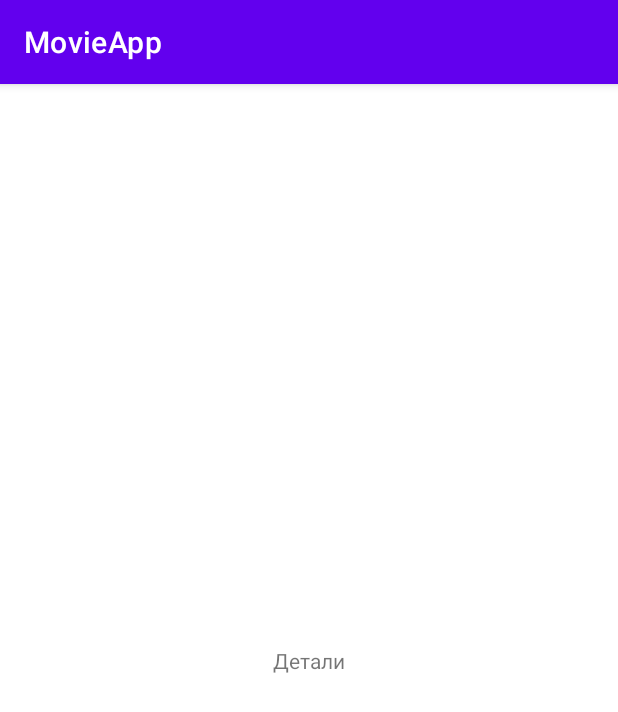
After one commit to akerimtay/movie-app-android, an Android app: the DetailsFragment screen opened through its navigation route, on a phone screen of 412 x 824 dp. The commit adds this screen. Shown: the top 712 px of the screen. Run offline under Robolectric (Android 15) with nearby library versions, the phone set to English and light mode, and no system bars; our stand-ins replace data binding; 1 statement that could not run was skipped.

Commit message:
added: navigation component and fragments(home, details)

```diff
--- a/app/build.gradle
+++ b/app/build.gradle
@@ -3,6 +3,7 @@ plugins {
     id 'kotlin-android'
     id 'kotlin-kapt'
     id 'kotlin-android-extensions'
+    id 'androidx.navigation.safeargs'
 }
 
 android {
@@ -98,4 +99,9 @@ dependencies {
 
     //Timber
     implementation 'com.jakewharton.timber:timber:4.7.1'
+
+    //Navigation
+    def navigation_version = "2.3.2"
+    implementation "androidx.navigation:navigation-fragment-ktx:$navigation_version"
+    implementation "androidx.navigation:navigation-ui-ktx:$navigation_version"
 }
--- /dev/null
+++ b/app/src/main/java/com/akerimtay/movieapp/ui/details/DetailsFragment.kt
@@ -0,0 +1,24 @@
+package com.akerimtay.movieapp.ui.details
+
+import android.os.Bundle
+import android.view.LayoutInflater
+import android.view.View
+import android.view.ViewGroup
+import androidx.databinding.DataBindingUtil
+import androidx.fragment.app.Fragment
+import com.akerimtay.movieapp.R
+import com.akerimtay.movieapp.databinding.FragmentDetailsBinding
+
+class DetailsFragment : Fragment() {
+    private lateinit var binding: FragmentDetailsBinding
+
+    override fun onCreateView(
+        inflater: LayoutInflater,
+        container: ViewGroup?,
+        savedInstanceState: Bundle?
+    ): View {
+        binding = DataBindingUtil.inflate(inflater, R.layout.fragment_details, container, false)
+        binding.lifecycleOwner = viewLifecycleOwner
+        return binding.root
+    }
+}
--- /dev/null
+++ b/app/src/main/java/com/akerimtay/movieapp/ui/home/HomeFragment.kt
@@ -0,0 +1,31 @@
+package com.akerimtay.movieapp.ui.home
+
+import android.os.Bundle
+import android.view.LayoutInflater
+import android.view.View
+import android.view.ViewGroup
+import androidx.databinding.DataBindingUtil
+import androidx.fragment.app.Fragment
+import com.akerimtay.movieapp.R
+import com.akerimtay.movieapp.databinding.FragmentHomeBinding
+import org.koin.androidx.viewmodel.ext.android.viewModel
+
+class HomeFragment : Fragment() {
+    private lateinit var binding: FragmentHomeBinding
+    private val viewModel: HomeViewModel by viewModel()
+
+    override fun onCreateView(
+        inflater: LayoutInflater,
+        container: ViewGroup?,
+        savedInstanceState: Bundle?
+    ): View {
+        binding = DataBindingUtil.inflate(inflater, R.layout.fragment_home, container, false)
+        binding.lifecycleOwner = viewLifecycleOwner
+        return binding.root
+    }
+
+    override fun onViewCreated(view: View, savedInstanceState: Bundle?) {
+        super.onViewCreated(view, savedInstanceState)
+        viewModel.loadData()
+    }
+}
--- a/app/src/main/java/com/akerimtay/movieapp/ui/main/MainActivity.kt
+++ b/app/src/main/java/com/akerimtay/movieapp/ui/main/MainActivity.kt
@@ -3,14 +3,10 @@ package com.akerimtay.movieapp.ui.main
 import android.os.Bundle
 import androidx.appcompat.app.AppCompatActivity
 import com.akerimtay.movieapp.R
-import org.koin.androidx.viewmodel.ext.android.viewModel
 
 class MainActivity : AppCompatActivity() {
-    private val viewModel: MainViewModel by viewModel()
-
     override fun onCreate(savedInstanceState: Bundle?) {
         super.onCreate(savedInstanceState)
         setContentView(R.layout.activity_main)
-        viewModel.getDummyData()
     }
 }
--- a/app/src/main/java/com/akerimtay/movieapp/ui/main/MainViewModel.kt
+++ /dev/null
@@ -1,20 +0,0 @@
-package com.akerimtay.movieapp.ui.main
-
-import androidx.lifecycle.MutableLiveData
-import androidx.lifecycle.ViewModel
-import androidx.lifecycle.viewModelScope
-import com.akerimtay.movieapp.data.BaseResponse
-import com.akerimtay.movieapp.data.repository.MovieRepository
-import com.akerimtay.movieapp.utils.Resource
-import kotlinx.coroutines.launch
-
-class MainViewModel(private val movieRepository: MovieRepository) : ViewModel() {
-    val data = MutableLiveData<Resource<BaseResponse>>()
-
-    fun getDummyData() {
-        viewModelScope.launch {
-            val result = movieRepository.getDummy()
-            data.value = result
-        }
-    }
-}
--- /dev/null
+++ b/app/src/main/res/anim/from_left.xml
@@ -0,0 +1,9 @@
+<?xml version="1.0" encoding="utf-8"?>
+<set xmlns:android="http://schemas.android.com/apk/res/android">
+
+    <translate
+        android:duration="@android:integer/config_longAnimTime"
+        android:fromXDelta="-100%"
+        android:toXDelta="0%" />
+
+</set>
--- /dev/null
+++ b/app/src/main/res/anim/from_right.xml
@@ -0,0 +1,9 @@
+<?xml version="1.0" encoding="utf-8"?>
+<set xmlns:android="http://schemas.android.com/apk/res/android">
+
+    <translate
+        android:duration="@android:integer/config_longAnimTime"
+        android:fromXDelta="100%"
+        android:toXDelta="0%" />
+
+</set>
--- /dev/null
+++ b/app/src/main/res/anim/to_left.xml
@@ -0,0 +1,9 @@
+<?xml version="1.0" encoding="utf-8"?>
+<set xmlns:android="http://schemas.android.com/apk/res/android">
+
+    <translate
+        android:duration="@android:integer/config_longAnimTime"
+        android:fromXDelta="0%"
+        android:toXDelta="-100%" />
+
+</set>
--- /dev/null
+++ b/app/src/main/res/anim/to_right.xml
@@ -0,0 +1,9 @@
+<?xml version="1.0" encoding="utf-8"?>
+<set xmlns:android="http://schemas.android.com/apk/res/android">
+
+    <translate
+        android:duration="@android:integer/config_longAnimTime"
+        android:fromXDelta="0%"
+        android:toXDelta="100%" />
+
+</set>
--- a/app/src/main/res/layout/activity_main.xml
+++ b/app/src/main/res/layout/activity_main.xml
@@ -1,19 +1,16 @@
 <?xml version="1.0" encoding="utf-8"?>
-<androidx.constraintlayout.widget.ConstraintLayout xmlns:android="http://schemas.android.com/apk/res/android"
+<FrameLayout xmlns:android="http://schemas.android.com/apk/res/android"
     xmlns:app="http://schemas.android.com/apk/res-auto"
-    xmlns:tools="http://schemas.android.com/tools"
+    android:id="@+id/activity_layout"
     android:layout_width="match_parent"
-    android:layout_height="match_parent"
-    tools:context=".ui.main.MainActivity">
+    android:layout_height="match_parent">
 
-    <TextView
-        android:id="@+id/text_view"
-        android:layout_width="wrap_content"
-        android:layout_height="wrap_content"
-        android:text="Hello World!"
-        app:layout_constraintBottom_toBottomOf="parent"
-        app:layout_constraintLeft_toLeftOf="parent"
-        app:layout_constraintRight_toRightOf="parent"
-        app:layout_constraintTop_toTopOf="parent" />
+    <fragment
+        android:id="@+id/nav_host_fragment"
+        android:name="androidx.navigation.fragment.NavHostFragment"
+        android:layout_width="match_parent"
+        android:layout_height="match_parent"
+        app:defaultNavHost="true"
+        app:navGraph="@navigation/navigation_graph" />
 
-</androidx.constraintlayout.widget.ConstraintLayout>
+</FrameLayout>
--- /dev/null
+++ b/app/src/main/res/layout/fragment_details.xml
@@ -0,0 +1,20 @@
+<?xml version="1.0" encoding="utf-8"?>
+<layout xmlns:android="http://schemas.android.com/apk/res/android"
+    xmlns:app="http://schemas.android.com/apk/res-auto">
+
+    <androidx.constraintlayout.widget.ConstraintLayout
+        android:layout_width="match_parent"
+        android:layout_height="match_parent">
+
+        <TextView
+            android:layout_width="wrap_content"
+            android:layout_height="wrap_content"
+            android:text="@string/details"
+            app:layout_constraintBottom_toBottomOf="parent"
+            app:layout_constraintLeft_toLeftOf="parent"
+            app:layout_constraintRight_toRightOf="parent"
+            app:layout_constraintTop_toTopOf="parent" />
+
+    </androidx.constraintlayout.widget.ConstraintLayout>
+
+</layout>
--- /dev/null
+++ b/app/src/main/res/layout/fragment_home.xml
@@ -0,0 +1,20 @@
+<?xml version="1.0" encoding="utf-8"?>
+<layout xmlns:android="http://schemas.android.com/apk/res/android"
+    xmlns:app="http://schemas.android.com/apk/res-auto">
+
+    <androidx.constraintlayout.widget.ConstraintLayout
+        android:layout_width="match_parent"
+        android:layout_height="match_parent">
+
+        <TextView
+            android:layout_width="wrap_content"
+            android:layout_height="wrap_content"
+            android:text="@string/app_name"
+            app:layout_constraintBottom_toBottomOf="parent"
+            app:layout_constraintLeft_toLeftOf="parent"
+            app:layout_constraintRight_toRightOf="parent"
+            app:layout_constraintTop_toTopOf="parent" />
+
+    </androidx.constraintlayout.widget.ConstraintLayout>
+
+</layout>
--- /dev/null
+++ b/app/src/main/res/navigation/navigation_graph.xml
@@ -0,0 +1,30 @@
+<?xml version="1.0" encoding="utf-8"?>
+<navigation xmlns:android="http://schemas.android.com/apk/res/android"
+    xmlns:app="http://schemas.android.com/apk/res-auto"
+    xmlns:tools="http://schemas.android.com/tools"
+    android:id="@+id/navigation_graph"
+    app:startDestination="@id/homeFragment">
+
+    <fragment
+        android:id="@+id/homeFragment"
+        android:name="com.akerimtay.movieapp.ui.home.HomeFragment"
+        android:label=""
+        tools:layout="@layout/fragment_home">
+
+        <action
+            android:id="@+id/action_homeFragment_to_detailsFragment"
+            app:destination="@id/detailsFragment"
+            app:enterAnim="@anim/from_right"
+            app:exitAnim="@anim/to_left"
+            app:popEnterAnim="@anim/from_left"
+            app:popExitAnim="@anim/to_right" />
+
+    </fragment>
+
+    <fragment
+        android:id="@+id/detailsFragment"
+        android:name="com.akerimtay.movieapp.ui.details.DetailsFragment"
+        android:label=""
+        tools:layout="@layout/fragment_details" />
+
+</navigation>
--- a/app/src/main/res/values/strings.xml
+++ b/app/src/main/res/values/strings.xml
@@ -1,3 +1,4 @@
 <resources>
     <string name="app_name">MovieApp</string>
+    <string name="details">Детали</string>
 </resources>
--- a/build.gradle
+++ b/build.gradle
@@ -2,6 +2,7 @@
 buildscript {
     ext.build_tools_version = "4.1.1"
     ext.kotlin_version = "1.4.21"
+    ext.navigation_version = "2.3.2"
 
     repositories {
         google()
@@ -11,6 +12,7 @@ buildscript {
     dependencies {
         classpath "com.android.tools.build:gradle:$build_tools_version"
         classpath "org.jetbrains.kotlin:kotlin-gradle-plugin:$kotlin_version"
+        classpath "androidx.navigation:navigation-safe-args-gradle-plugin:$navigation_version"
     }
 }
 
```
